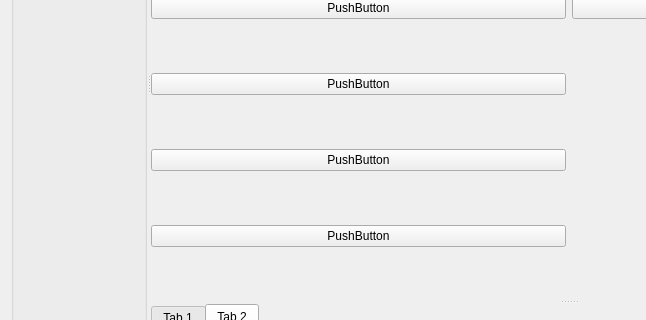
Above: src/core/test.ui from KAARAY-KB/KRAY before the change; both pictures show x 0 to 646 and y 242 to 562 of the 997 by 650 pixel window. Below: the same form after it.
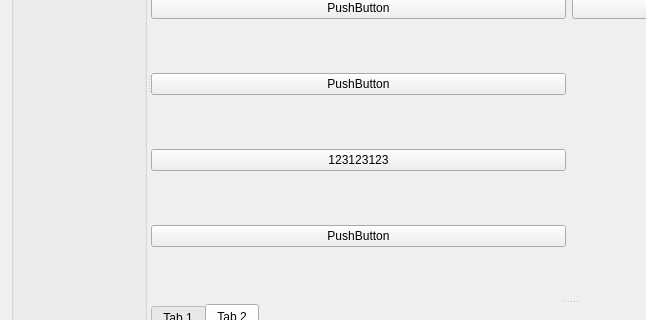
That is the form after the change. The open tabs and pages were chosen to show the change.

Diff of the .ui file:
```diff
--- a/src/core/test.ui
+++ b/src/core/test.ui
@@ -30,7 +30,7 @@
        </item>
       </layout>
      </widget>
-     <widget class="QWidget" name="">
+     <widget class="QWidget" name="layoutWidget">
       <layout class="QVBoxLayout" name="verticalLayout">
        <item>
         <layout class="QHBoxLayout" name="horizontalLayout_5">
@@ -94,7 +94,7 @@
            <item row="4" column="0">
             <widget class="QPushButton" name="pushButton_42">
              <property name="text">
-              <string>PushButton</string>
+              <string>123123123</string>
              </property>
             </widget>
            </item>
```
Left out of the diff: 3 changed lines with no effect on the pictures.
